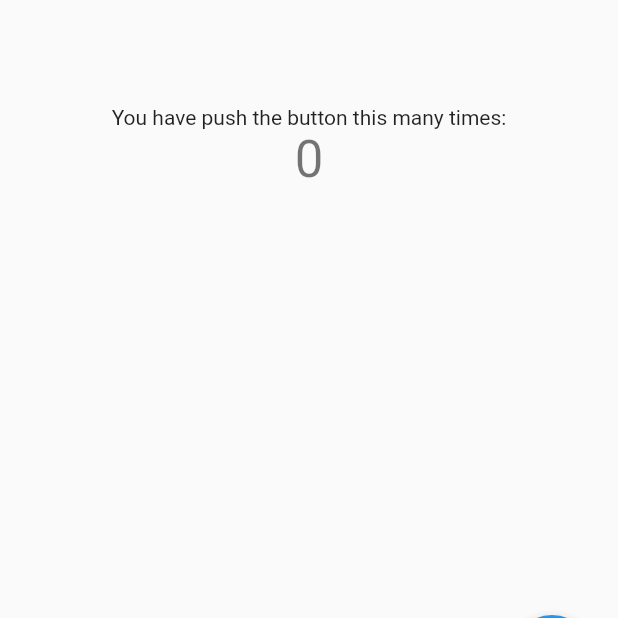
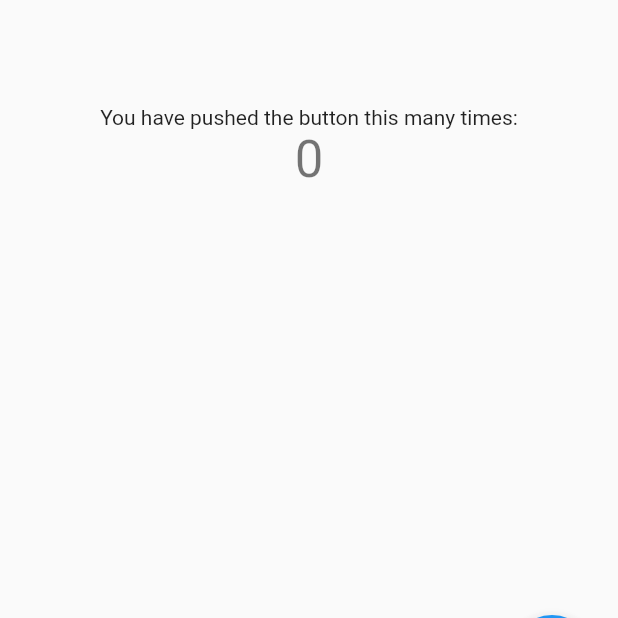
Before and after one commit to zhenyea/flutter_app, a Flutter app: the screen it shows after launch, on a phone screen of 412 x 824 dp, the part 513-1131 px from its top. Run offline on Flutter 3.47's test engine with Material 2 defaults, Android fonts, the phone set to English and light mode, and no system bars.

Commit message:
test commit

```diff
--- a/lib/main.dart
+++ b/lib/main.dart
@@ -92,7 +92,7 @@ class _MyHomePageState extends State<MyHomePage> {
           mainAxisAlignment: MainAxisAlignment.center,
           children: <Widget>[
             Text(
-              'You have push the button this many times:',
+              'You have pushed the button this many times:',
             ),
             Text(
               '$_counter',
```
